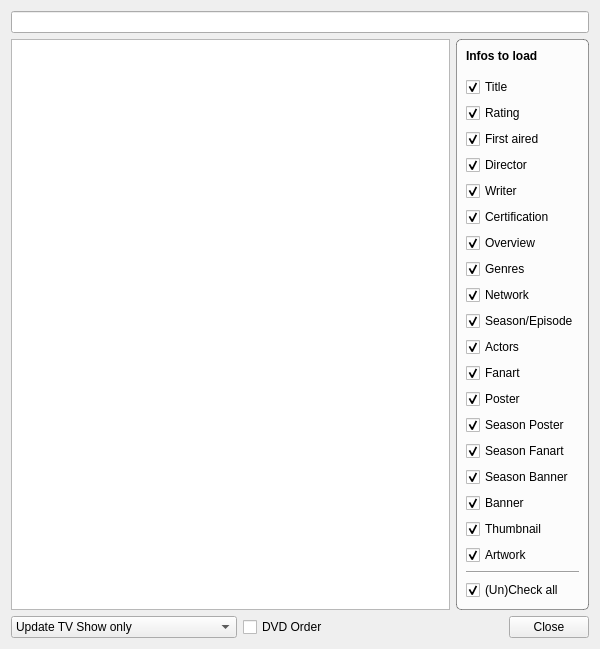
The window that tvShows/TvShowSearch.ui (Komet/MediaElch) describes before a commit, drawn with Qt 5.
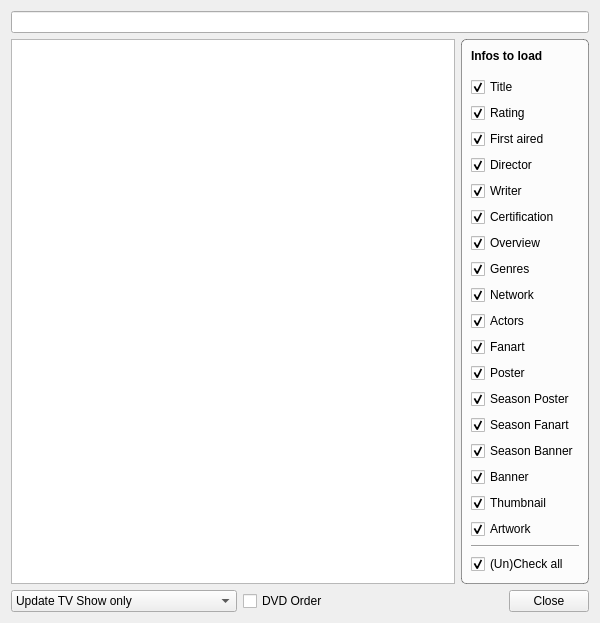
The same window after the commit. Icons and pictures are not drawn. Custom widgets are drawn as their Qt base class.

Commit message: Fixes #631 Removed season/episode from tv show search

Diff of the .ui file:
```diff
--- a/tvShows/TvShowSearch.ui
+++ b/tvShows/TvShowSearch.ui
@@ -202,19 +202,6 @@
           </property>
          </widget>
         </item>
-        <item>
-         <widget class="MyCheckBox" name="chkSeasonEpisode">
-          <property name="toolTip">
-           <string>Logo, Clear Art, CD Art</string>
-          </property>
-          <property name="text">
-           <string>Season/Episode</string>
-          </property>
-          <property name="checked">
-           <bool>true</bool>
-          </property>
-         </widget>
-        </item>
         <item>
          <widget class="MyCheckBox" name="chkActors">
           <property name="text">
```
The commit also changes 3 other files.
